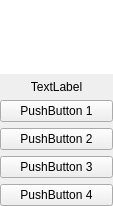
mne-tools/mne-cpp, file src/applications/mne_scan/plugins/fieldline/formfiles/fieldline_view_sensor.ui: the form before one commit.
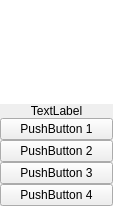
The form after the commit.

What changed in the file:
```diff
--- a/src/applications/mne_scan/plugins/fieldline/formfiles/fieldline_view_sensor.ui
+++ b/src/applications/mne_scan/plugins/fieldline/formfiles/fieldline_view_sensor.ui
@@ -34,6 +34,9 @@
    </property>
    <item>
     <layout class="QVBoxLayout" name="verticalLayout">
+     <property name="spacing">
+      <number>0</number>
+     </property>
      <item>
       <widget class="QFrame" name="frame">
        <property name="frameShape">
```
